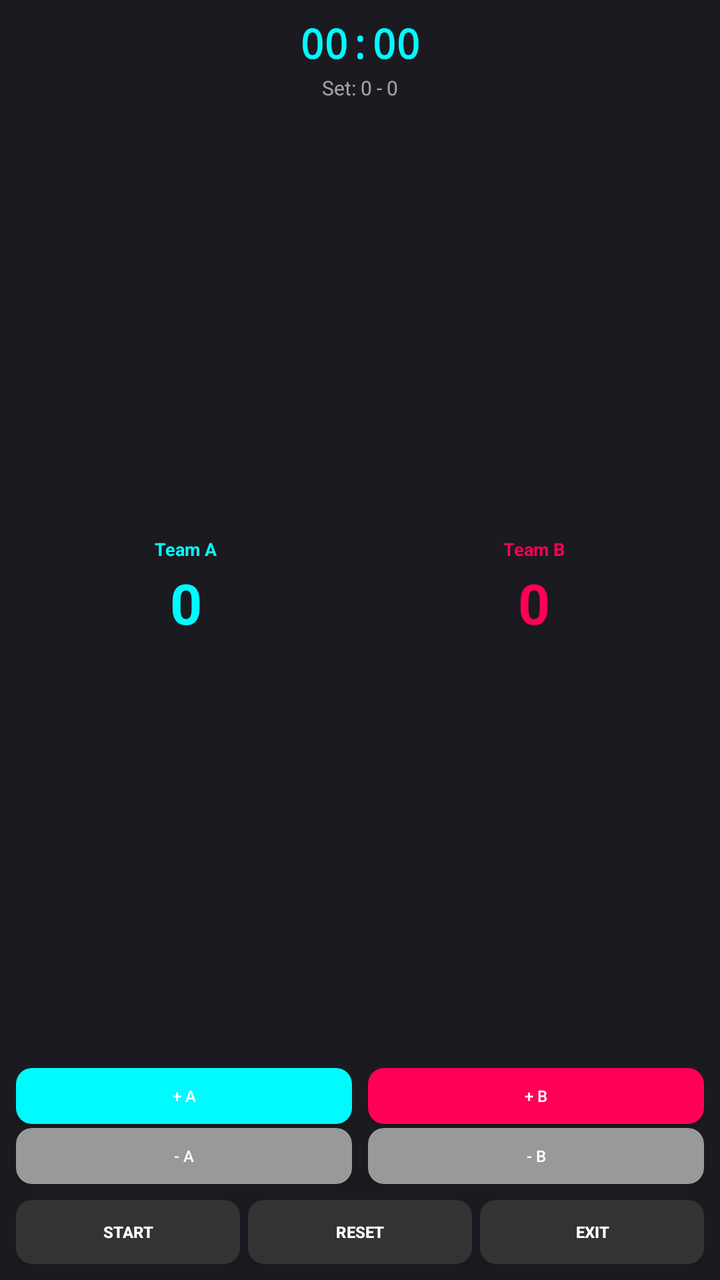
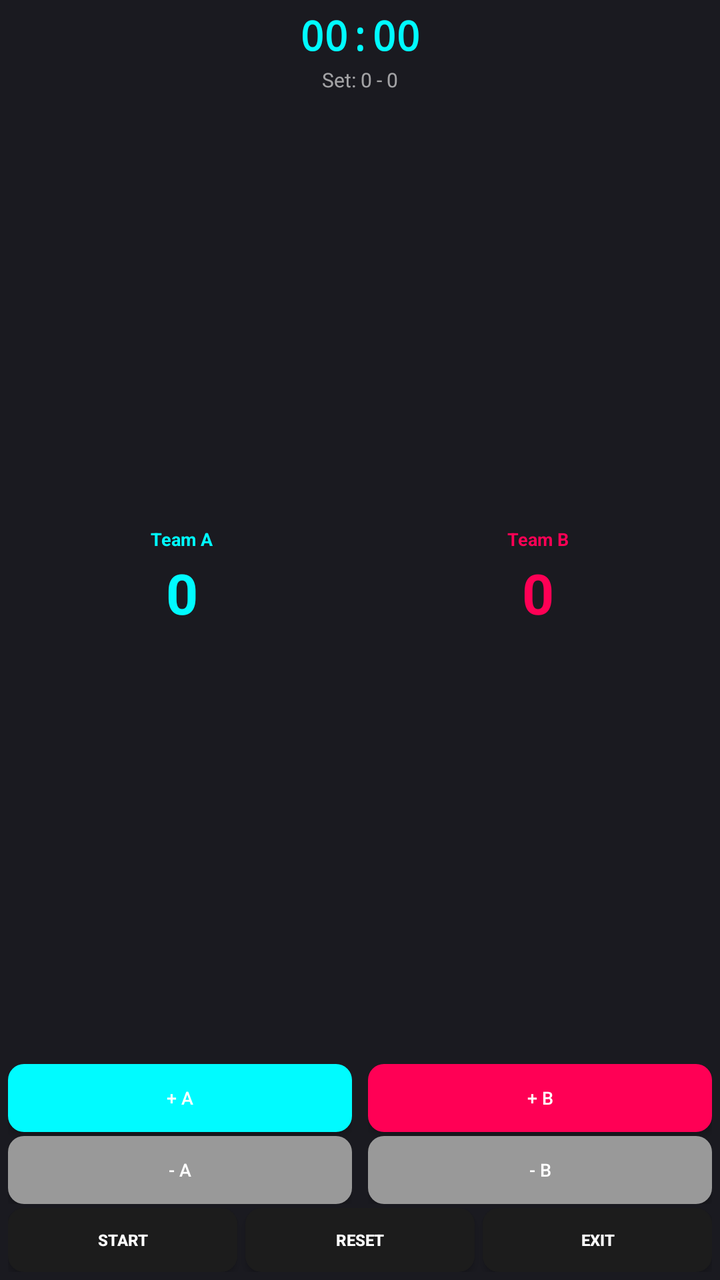

An Android layout rendered at two revisions. The XML below is the earlier revision; the diff shows what the commit changed to produce the second picture.
<!-- AndroidManifest.xml: activity theme Theme.PointsVolleyHub -->
<!-- res/layout/activity_main.xml -->
<?xml version="1.0" encoding="utf-8"?>
<androidx.constraintlayout.widget.ConstraintLayout 
    xmlns:android="http://schemas.android.com/apk/res/android"
    xmlns:app="http://schemas.android.com/apk/res-auto"
    android:layout_width="match_parent"
    android:layout_height="match_parent"
    android:background="@color/background"
    android:padding="8dp">

    
    <TextView
        android:id="@+id/timerView"
        android:layout_width="wrap_content"
        android:layout_height="wrap_content"
        android:text="00:00"
        android:textColor="@color/primary"
        android:textSize="20sp"
        android:textStyle="bold"
        android:fontFamily="monospace"
        app:layout_constraintTop_toTopOf="parent"
        app:layout_constraintStart_toStartOf="parent"
        app:layout_constraintEnd_toEndOf="parent" />

    
    <TextView
        android:id="@+id/setsView"
        android:layout_width="wrap_content"
        android:layout_height="wrap_content"
        android:text="Set: 0 - 0"
        android:textColor="@color/text_secondary"
        android:textSize="10sp"
        android:layout_marginTop="2dp"
        app:layout_constraintTop_toBottomOf="@id/timerView"
        app:layout_constraintStart_toStartOf="parent"
        app:layout_constraintEnd_toEndOf="parent" />

    
    <LinearLayout
        android:id="@+id/teamASection"
        android:layout_width="0dp"
        android:layout_height="0dp"
        android:orientation="vertical"
        android:gravity="center"
        android:layout_marginTop="4dp"
        android:layout_marginEnd="2dp"
        app:layout_constraintTop_toBottomOf="@id/setsView"
        app:layout_constraintBottom_toTopOf="@id/buttonRow"
        app:layout_constraintStart_toStartOf="parent"
        app:layout_constraintEnd_toStartOf="@id/teamBSection"
        app:layout_constraintHorizontal_weight="1"
        app:layout_constraintVertical_weight="1">

        <TextView
            android:id="@+id/teamANameView"
            android:layout_width="wrap_content"
            android:layout_height="wrap_content"
            android:text="Team A"
            android:textColor="@color/team_a_color"
            android:textSize="9sp"
            android:textStyle="bold" />

        <TextView
            android:id="@+id/scoreAView"
            android:layout_width="wrap_content"
            android:layout_height="wrap_content"
            android:text="0"
            android:textColor="@color/team_a_color"
            android:textSize="28sp"
            android:textStyle="bold"
            android:layout_marginTop="2dp" />

    </LinearLayout>

    
    <LinearLayout
        android:id="@+id/teamBSection"
        android:layout_width="0dp"
        android:layout_height="0dp"
        android:orientation="vertical"
        android:gravity="center"
        android:layout_marginTop="4dp"
        android:layout_marginStart="2dp"
        app:layout_constraintTop_toBottomOf="@id/setsView"
        app:layout_constraintBottom_toTopOf="@id/buttonRow"
        app:layout_constraintStart_toEndOf="@id/teamASection"
        app:layout_constraintEnd_toEndOf="parent"
        app:layout_constraintHorizontal_weight="1"
        app:layout_constraintVertical_weight="1">

        <TextView
            android:id="@+id/teamBNameView"
            android:layout_width="wrap_content"
            android:layout_height="wrap_content"
            android:text="Team B"
            android:textColor="@color/team_b_color"
            android:textSize="9sp"
            android:textStyle="bold" />

        <TextView
            android:id="@+id/scoreBView"
            android:layout_width="wrap_content"
            android:layout_height="wrap_content"
            android:text="0"
            android:textColor="@color/team_b_color"
            android:textSize="28sp"
            android:textStyle="bold"
            android:layout_marginTop="2dp" />

    </LinearLayout>

    
    <LinearLayout
        android:id="@+id/buttonRow"
        android:layout_width="0dp"
        android:layout_height="wrap_content"
        android:orientation="horizontal"
        android:gravity="center"
        android:layout_marginBottom="8dp"
        app:layout_constraintBottom_toTopOf="@id/controlButtons"
        app:layout_constraintStart_toStartOf="parent"
        app:layout_constraintEnd_toEndOf="parent">

        
        <LinearLayout
            android:layout_width="0dp"
            android:layout_height="wrap_content"
            android:orientation="vertical"
            android:layout_weight="1"
            android:layout_marginEnd="4dp">

            <Button
                android:id="@+id/btnAddPointA"
                android:layout_width="match_parent"
                android:layout_height="28dp"
                android:text="+ A"
                android:textColor="@android:color/white"
                android:textSize="8sp"
                android:background="@drawable/button_team_a_flat"
                android:padding="2dp"
                android:layout_marginBottom="2dp" />

            <Button
                android:id="@+id/btnRemovePointA"
                android:layout_width="match_parent"
                android:layout_height="28dp"
                android:text="- A"
                android:textColor="@android:color/white"
                android:textSize="8sp"
                android:background="@drawable/button_secondary_flat"
                android:padding="2dp" />

        </LinearLayout>

        
        <LinearLayout
            android:layout_width="0dp"
            android:layout_height="wrap_content"
            android:orientation="vertical"
            android:layout_weight="1"
            android:layout_marginStart="4dp">

            <Button
                android:id="@+id/btnAddPointB"
                android:layout_width="match_parent"
                android:layout_height="28dp"
                android:text="+ B"
                android:textColor="@android:color/white"
                android:textSize="8sp"
                android:background="@drawable/button_team_b_flat"
                android:padding="2dp"
                android:layout_marginBottom="2dp" />

            <Button
                android:id="@+id/btnRemovePointB"
                android:layout_width="match_parent"
                android:layout_height="28dp"
                android:text="- B"
                android:textColor="@android:color/white"
                android:textSize="8sp"
                android:background="@drawable/button_secondary_flat"
                android:padding="2dp" />

        </LinearLayout>

    </LinearLayout>

    
    <LinearLayout
        android:id="@+id/controlButtons"
        android:layout_width="0dp"
        android:layout_height="wrap_content"
        android:orientation="horizontal"
        android:gravity="center"
        app:layout_constraintBottom_toBottomOf="parent"
        app:layout_constraintStart_toStartOf="parent"
        app:layout_constraintEnd_toEndOf="parent">

        <Button
            android:id="@+id/btnToggleTimer"
            android:layout_width="0dp"
            android:layout_height="32dp"
            android:text="START"
            android:textColor="@android:color/white"
            android:textSize="8sp"
            android:textStyle="bold"
            android:background="@drawable/button_start_flat"
            android:backgroundTint="#333333"
            android:padding="2dp"
            android:layout_weight="1"
            android:layout_marginEnd="2dp" />

        <Button
            android:id="@+id/btnResetMatch"
            android:layout_width="0dp"
            android:layout_height="32dp"
            android:text="RESET"
            android:textColor="@android:color/white"
            android:textSize="8sp"
            android:textStyle="bold"
            android:background="@drawable/button_reset_flat"
            android:backgroundTint="#333333"
            android:padding="2dp"
            android:layout_weight="1"
            android:layout_marginStart="2dp"
            android:layout_marginEnd="2dp" />

        <Button
            android:id="@+id/btnExit"
            android:layout_width="0dp"
            android:layout_height="32dp"
            android:text="EXIT"
            android:textColor="@android:color/white"
            android:textSize="8sp"
            android:textStyle="bold"
            android:background="@drawable/button_logout_flat"
            android:backgroundTint="#333333"
            android:padding="2dp"
            android:layout_weight="1"
            android:layout_marginStart="2dp" />

    </LinearLayout>

</androidx.constraintlayout.widget.ConstraintLayout>
<!-- resources referenced by this layout -->
<resources>
  <color name="background">#1a1a20</color>
  <color name="primary">#00fbff</color>
  <color name="team_a_color">#00fbff</color>
  <color name="team_b_color">#ff0055</color>
  <color name="text_secondary">#99ffffff</color>
  <!-- drawable button_logout_flat (drawable) -->
  <?xml version="1.0" encoding="utf-8"?>
  <selector xmlns:android="http://schemas.android.com/apk/res/android">
      <item android:state_pressed="true">
          <shape>
              <solid android:color="#444444" />
              <corners android:radius="8dp" />
          </shape>
      </item>
      <item>
          <shape>
              <solid android:color="#666666" />
              <corners android:radius="8dp" />
          </shape>
      </item>
  </selector>
  <!-- drawable button_reset_flat (drawable) -->
  <?xml version="1.0" encoding="utf-8"?>
  <selector xmlns:android="http://schemas.android.com/apk/res/android">
      <item android:state_pressed="true">
          <shape>
              <solid android:color="#5a2ab8" />
              <corners android:radius="8dp" />
          </shape>
      </item>
      <item>
          <shape>
              <solid android:color="#7c3aed" />
              <corners android:radius="8dp" />
          </shape>
      </item>
  </selector>
  <!-- drawable button_secondary_flat (drawable) -->
  <?xml version="1.0" encoding="utf-8"?>
  <selector xmlns:android="http://schemas.android.com/apk/res/android">
      <item android:state_pressed="true">
          <shape>
              <solid android:color="#666666" />
              <corners android:radius="8dp" />
          </shape>
      </item>
      <item>
          <shape>
              <solid android:color="#999999" />
              <corners android:radius="8dp" />
          </shape>
      </item>
  </selector>
  <!-- drawable button_start_flat (drawable) -->
  <?xml version="1.0" encoding="utf-8"?>
  <selector xmlns:android="http://schemas.android.com/apk/res/android">
      <item android:state_pressed="true">
          <shape>
              <solid android:color="#00cc66" />
              <corners android:radius="8dp" />
          </shape>
      </item>
      <item>
          <shape>
              <solid android:color="#00ff88" />
              <corners android:radius="8dp" />
          </shape>
      </item>
  </selector>
  <!-- drawable button_team_a_flat (drawable) -->
  <?xml version="1.0" encoding="utf-8"?>
  <selector xmlns:android="http://schemas.android.com/apk/res/android">
      <item android:state_pressed="true">
          <shape>
              <solid android:color="#00c4cc" />
              <corners android:radius="8dp" />
          </shape>
      </item>
      <item>
          <shape>
              <solid android:color="#00fbff" />
              <corners android:radius="8dp" />
          </shape>
      </item>
  </selector>
  <!-- drawable button_team_b_flat (drawable) -->
  <?xml version="1.0" encoding="utf-8"?>
  <selector xmlns:android="http://schemas.android.com/apk/res/android">
      <item android:state_pressed="true">
          <shape>
              <solid android:color="#cc0044" />
              <corners android:radius="8dp" />
          </shape>
      </item>
      <item>
          <shape>
              <solid android:color="#ff0055" />
              <corners android:radius="8dp" />
          </shape>
      </item>
  </selector>
  <color name="black">#FF000000</color>
  <color name="secondary">#ff0055</color>
  <color name="white">#FFFFFFFF</color>
  <!-- unchanged entries left out for length: 1 -->
</resources>

<!-- the commit's change to res/layout/activity_main.xml (unified diff, before → after) -->
@@ -5,7 +5,7 @@
     android:layout_width="match_parent"
     android:layout_height="match_parent"
     android:background="@color/background"
-    android:padding="8dp">
+    android:padding="4dp">
 
     
     <TextView
@@ -41,7 +41,7 @@
         android:layout_height="0dp"
         android:orientation="vertical"
         android:gravity="center"
-        android:layout_marginTop="4dp"
+        android:layout_marginTop="0dp"
         android:layout_marginEnd="2dp"
         app:layout_constraintTop_toBottomOf="@id/setsView"
         app:layout_constraintBottom_toTopOf="@id/buttonRow"
@@ -78,7 +78,7 @@
         android:layout_height="0dp"
         android:orientation="vertical"
         android:gravity="center"
-        android:layout_marginTop="4dp"
+        android:layout_marginTop="0dp"
         android:layout_marginStart="2dp"
         app:layout_constraintTop_toBottomOf="@id/setsView"
         app:layout_constraintBottom_toTopOf="@id/buttonRow"
@@ -115,7 +115,7 @@
         android:layout_height="wrap_content"
         android:orientation="horizontal"
         android:gravity="center"
-        android:layout_marginBottom="8dp"
+        android:layout_marginBottom="2dp"
         app:layout_constraintBottom_toTopOf="@id/controlButtons"
         app:layout_constraintStart_toStartOf="parent"
         app:layout_constraintEnd_toEndOf="parent">
@@ -131,10 +131,10 @@
             <Button
                 android:id="@+id/btnAddPointA"
                 android:layout_width="match_parent"
-                android:layout_height="28dp"
+                android:layout_height="34dp"
                 android:text="+ A"
                 android:textColor="@android:color/white"
-                android:textSize="8sp"
+                android:textSize="9sp"
                 android:background="@drawable/button_team_a_flat"
                 android:padding="2dp"
                 android:layout_marginBottom="2dp" />
@@ -142,10 +142,10 @@
             <Button
                 android:id="@+id/btnRemovePointA"
                 android:layout_width="match_parent"
-                android:layout_height="28dp"
+                android:layout_height="34dp"
                 android:text="- A"
                 android:textColor="@android:color/white"
-                android:textSize="8sp"
+                android:textSize="9sp"
                 android:background="@drawable/button_secondary_flat"
                 android:padding="2dp" />
 
@@ -162,10 +162,10 @@
             <Button
                 android:id="@+id/btnAddPointB"
                 android:layout_width="match_parent"
-                android:layout_height="28dp"
+                android:layout_height="34dp"
                 android:text="+ B"
                 android:textColor="@android:color/white"
-                android:textSize="8sp"
+                android:textSize="9sp"
                 android:background="@drawable/button_team_b_flat"
                 android:padding="2dp"
                 android:layout_marginBottom="2dp" />
@@ -173,10 +173,10 @@
             <Button
                 android:id="@+id/btnRemovePointB"
                 android:layout_width="match_parent"
-                android:layout_height="28dp"
+                android:layout_height="34dp"
                 android:text="- B"
                 android:textColor="@android:color/white"
-                android:textSize="8sp"
+                android:textSize="9sp"
                 android:background="@drawable/button_secondary_flat"
                 android:padding="2dp" />
 
@@ -204,7 +204,7 @@
             android:textSize="8sp"
             android:textStyle="bold"
             android:background="@drawable/button_start_flat"
-            android:backgroundTint="#333333"
+            android:backgroundTint="#1c1c1c"
             android:padding="2dp"
             android:layout_weight="1"
             android:layout_marginEnd="2dp" />
@@ -218,7 +218,7 @@
             android:textSize="8sp"
             android:textStyle="bold"
             android:background="@drawable/button_reset_flat"
-            android:backgroundTint="#333333"
+            android:backgroundTint="#1c1c1c"
             android:padding="2dp"
             android:layout_weight="1"
             android:layout_marginStart="2dp"
@@ -233,7 +233,7 @@
             android:textSize="8sp"
             android:textStyle="bold"
             android:background="@drawable/button_logout_flat"
-            android:backgroundTint="#333333"
+            android:backgroundTint="#1c1c1c"
             android:padding="2dp"
             android:layout_weight="1"
             android:layout_marginStart="2dp" />
